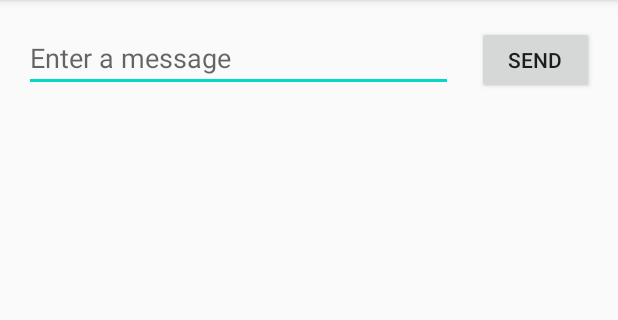
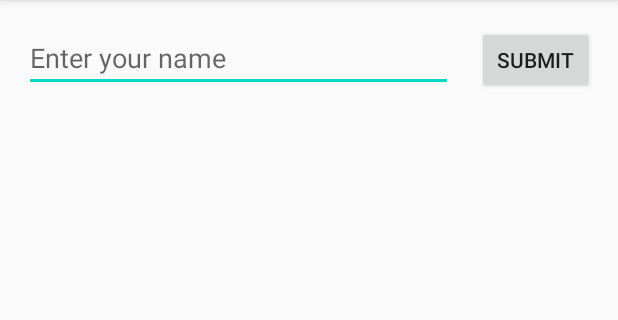
Before and after one commit to slb0519/4630f2020, an Android app: the screen it shows after launch (MainActivity), on a phone screen of 412 x 824 dp, the part 84-404 px from its top. Run offline under Robolectric (Android 15) with nearby library versions, the phone set to English and light mode, and no system bars.

Commit message:
add image and variable output
Added my face to the 2nd activity and changed the output to say hello using the name given at the input.

```diff
--- a/MyFirstApp/app/src/main/java/com/example/myfirstapp/DisplayMessageActivity.java
+++ b/MyFirstApp/app/src/main/java/com/example/myfirstapp/DisplayMessageActivity.java
@@ -15,7 +15,7 @@ public class DisplayMessageActivity extends AppCompatActivity {
 
         // Get the Intent that started this activity and extract the string
         Intent intent = getIntent();
-        String message = intent.getStringExtra(MainActivity.EXTRA_MESSAGE);
+        String message = "Hello, " + intent.getStringExtra(MainActivity.EXTRA_MESSAGE) + "!";
 
         // Capture the layout's TextView and set the string as its text
         TextView textView = findViewById(R.id.textView);
--- a/MyFirstApp/app/src/main/res/layout/activity_main.xml
+++ b/MyFirstApp/app/src/main/res/layout/activity_main.xml
@@ -13,14 +13,14 @@
         android:layout_marginStart="16dp"
         android:layout_marginLeft="16dp"
         android:layout_marginTop="16dp"
+        android:autofillHints=""
         android:ems="10"
         android:hint="@string/edit_message"
         android:inputType="textPersonName"
         app:layout_constraintEnd_toStartOf="@+id/button"
         app:layout_constraintHorizontal_bias="0.5"
         app:layout_constraintStart_toStartOf="parent"
-        app:layout_constraintTop_toTopOf="parent"
-        android:autofillHints="" />
+        app:layout_constraintTop_toTopOf="parent" />
 
     <Button
         android:id="@+id/button"
--- a/MyFirstApp/app/src/main/res/values/strings.xml
+++ b/MyFirstApp/app/src/main/res/values/strings.xml
@@ -1,5 +1,7 @@
 <resources>
     <string name="app_name">My First App</string>
-    <string name="edit_message">Enter a message</string>
-    <string name="button_send">Send</string>
+    <string name="edit_message">Enter your name</string>
+    <string name="button_send">Submit</string>
+    <string name="image_description">avatar</string>
+    <string name="temp_text">temporary text</string>
 </resources>
```
Also changed, not shown: MyFirstApp/app/src/main/res/layout/activity_display_message.xml (+25 -3 lines), MyFirstApp/app/src/main/res/drawable/selfie.jpg (added).
